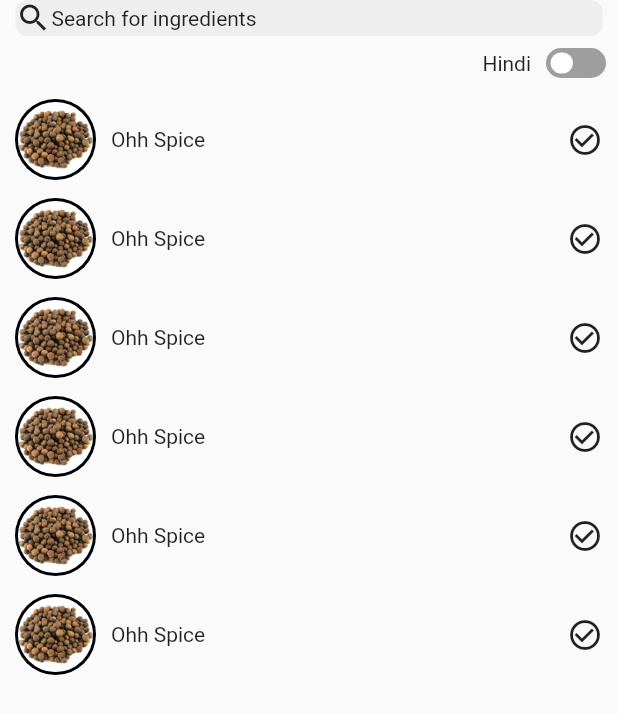
After one commit to ArushKapoor/CookChef, a Flutter app: the RecipesPage screen opened by its route, on a phone screen of 412 x 824 dp. The commit adds this screen. Shown: the top 714 px of the screen. Run offline on Flutter 3.47's test engine with Material 2 defaults, Android fonts, the phone set to English and light mode, and no system bars; our stand-ins replace firebase_auth, firebase_core, flutter_svg; accounts and stored records are empty.

Commit message:
refactored name (kyunki mujhe ocd ho rhi thi)

```diff
--- a/lib/Models/Incredients.dart
+++ b/lib/Models/Ingredients.dart
@@ -1,10 +1,10 @@
 import 'package:flutter/material.dart';
 
-class Incredients {
+class Ingredients {
   String text;
   bool isChecked;
   //AssetImage image;
-  Incredients({String text, bool isChecked = false});
+  Ingredients({String text, bool isChecked = false});
 
   void toggleCheckBox() {
     isChecked = !isChecked;
--- a/lib/Screens/RecipesPage.dart
+++ b/lib/Screens/RecipesPage.dart
@@ -1,6 +1,6 @@
 import 'package:flutter/cupertino.dart';
 import 'package:flutter/material.dart';
-import 'package:cook_chef/Widgets/IncredientsList.dart';
+import 'package:cook_chef/Widgets/IngredientsList.dart';
 
 class RecipesPage extends StatefulWidget {
   static const String id = 'recipes_page';
@@ -180,7 +180,7 @@
 
             Container(
               child: Expanded(
-                child: IncredientsList(),
+                child: IngredientsList(),
               ),
             ),
           ],
--- /dev/null
+++ b/lib/Widgets/IngredientsList.dart
@@ -0,0 +1,41 @@
+import 'package:flutter/material.dart';
+import 'ingredientsTile.dart';
+import 'package:cook_chef/Models/Ingredients.dart';
+
+class IngredientsList extends StatefulWidget {
+  @override
+  _IngredientsListState createState() => _IngredientsListState();
+}
+
+List ingredients = [
+  // Ingredients(text: 'Hello', image: AssetImage('assets/images/allspice.jpeg')),
+  // Ingredients(text: 'Hello', image: AssetImage('assets/images/allspice.jpeg')),
+  // Ingredients(text: 'Hello', image: AssetImage('assets/images/allspice.jpeg')),
+  // Ingredients(text: 'Hello', image: AssetImage('assets/images/allspice.jpeg')),
+  // Ingredients(text: 'Hello', image: AssetImage('assets/images/allspice.jpeg')),
+  // Ingredients(text: 'Hello', image: AssetImage('assets/images/allspice.jpeg')),
+  // Ingredients(text: 'Hello', image: AssetImage('assets/images/allspice.jpeg')),
+];
+
+class _IngredientsListState extends State<IngredientsList> {
+  @override
+  Widget build(BuildContext context) {
+    print(ingredients.length);
+
+    final ingredient = Ingredients();
+    ingredients.add(ingredient);
+    print(ingredients);
+    return ListView(
+      children: [
+        IngredientTile(),
+        IngredientTile(),
+        IngredientTile(),
+        IngredientTile(),
+        IngredientTile(),
+        IngredientTile(),
+      ],
+
+      //print(ingredientsData.ingredients[0].text);
+    );
+  }
+}
--- a/lib/Widgets/incredientsTile.dart
+++ b/lib/Widgets/ingredientsTile.dart
@@ -1,16 +1,16 @@
 import 'package:flutter/material.dart';
 
-class IncredientTile extends StatefulWidget {
-  IncredientTile({this.image, this.text, this.toggleCallback});
+class IngredientTile extends StatefulWidget {
+  IngredientTile({this.image, this.text, this.toggleCallback});
   final AssetImage image;
   final String text;
   final toggleCallback;
 
   @override
-  _IncredientTileState createState() => _IncredientTileState();
+  _IngredientTileState createState() => _IngredientTileState();
 }
 
-class _IncredientTileState extends State<IncredientTile> {
+class _IngredientTileState extends State<IngredientTile> {
   bool isChecked = false;
   @override
   Widget build(BuildContext context) {
```
Also changed, not shown: lib/Widgets/IncredientsList.dart (deleted, +0 -41 lines), 1 other file.
